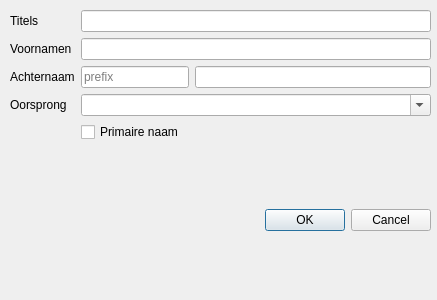
Old version of the form src/names/name_editor.ui in the repository niknetniko/opa.
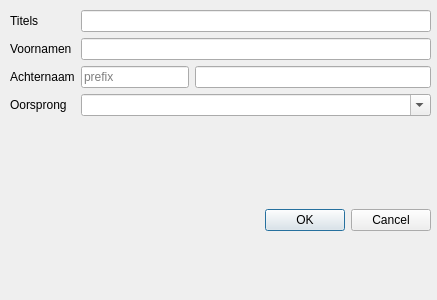
New version of the form.

Diff of the .ui file:
```diff
--- a/src/names/name_editor.ui
+++ b/src/names/name_editor.ui
@@ -83,13 +83,6 @@
         </property>
        </widget>
       </item>
-      <item row="4" column="1">
-       <widget class="QCheckBox" name="primaryName">
-        <property name="text">
-         <string>Primaire naam</string>
-        </property>
-       </widget>
-      </item>
      </layout>
     </item>
     <item>
```
